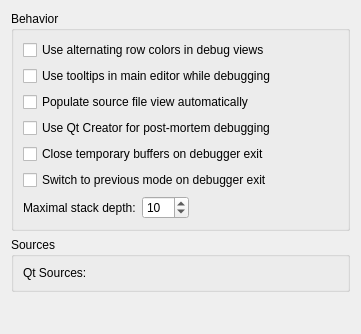
The window that src/plugins/debugger/commonoptionspage.ui (qt-creator/qt-creator) describes before a commit, drawn with Qt 5.
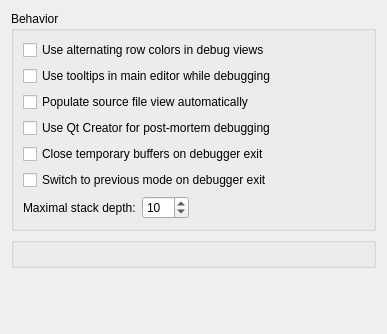
The same window after the commit. Custom widgets are drawn as their Qt base class.

Commit message:
Debugger: Add a flexible widget for source path substitutions.
Add a new widget to edit the mappings. Rework common options
page to use the standard pattern to allow for complex data types,
introduce GlobalOptions class.

```diff
--- a/src/plugins/debugger/commonoptionspage.ui
+++ b/src/plugins/debugger/commonoptionspage.ui
@@ -6,7 +6,7 @@
    <rect>
     <x>0</x>
     <y>0</y>
-    <width>361</width>
+    <width>387</width>
     <height>334</height>
    </rect>
   </property>
@@ -130,30 +130,7 @@
     </widget>
    </item>
    <item>
-    <widget class="QGroupBox" name="sourcesBox">
-     <property name="title">
-      <string>Sources</string>
-     </property>
-     <layout class="QGridLayout" name="sourcesGridLayout">
-      <item row="7" column="0">
-       <widget class="QLabel" name="labelQtSources">
-        <property name="sizePolicy">
-         <sizepolicy hsizetype="Maximum" vsizetype="Preferred">
-          <horstretch>0</horstretch>
-          <verstretch>0</verstretch>
-         </sizepolicy>
-        </property>
-        <property name="text">
-         <string>Qt Sources:</string>
-        </property>
-       </widget>
-      </item>
-      <item row="7" column="1">
-         <widget class="Utils::PathChooser" name="qtSourcesChooser" native="true">
-         </widget>
-      </item>
-     </layout>
-    </widget>
+    <widget class="Debugger::Internal::DebuggerSourcePathMappingWidget" name="sourcesMappingWidget"/>
    </item>
    <item>
     <spacer name="verticalSpacer">
@@ -175,9 +152,10 @@
  </widget>
  <customwidgets>
   <customwidget>
-   <class>Utils::PathChooser</class>
-   <extends>QWidget</extends>
-   <header location="global">utils/pathchooser.h</header>
+   <class>Debugger::Internal::DebuggerSourcePathMappingWidget</class>
+   <extends>QGroupBox</extends>
+   <header>debuggersourcepathmappingwidget.h</header>
+   <container>1</container>
   </customwidget>
  </customwidgets>
  <resources/>
```
The commit also changes 10 other files.
